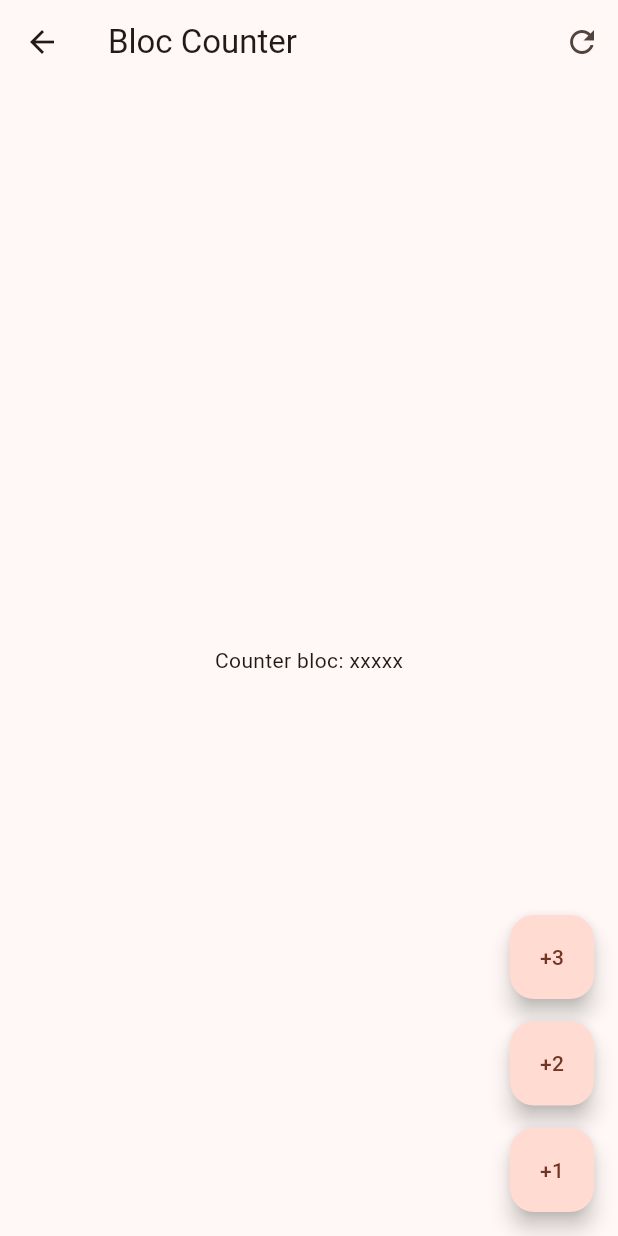
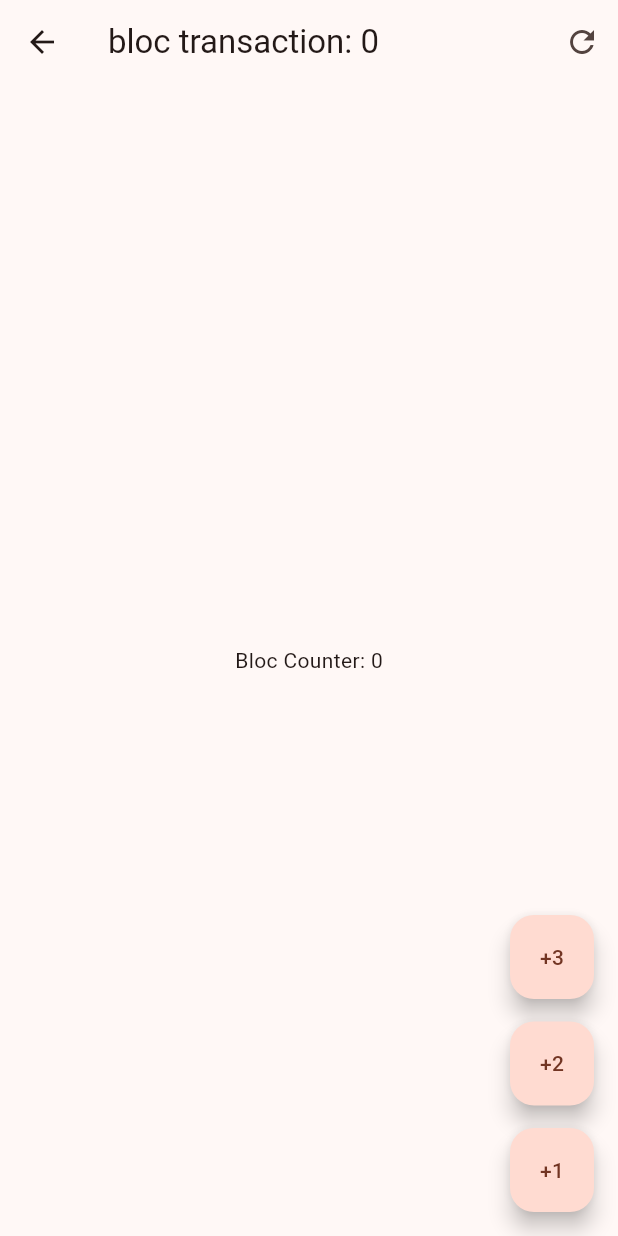
Before and after one commit to Hsodetz/forms_app, a Flutter app: the screen it shows after launch, after a tap on "Bloc", on a phone screen of 412 x 824 dp. Run offline on Flutter 3.47's test engine with Material 2 defaults, Android fonts, the phone set to English and light mode, and no system bars; our stand-ins replace equatable, flutter_bloc, go_router.

Commit message:
implementacion del counter reset

```diff
--- a/lib/presentation/blocs/counter_bloc/counter_bloc.dart
+++ b/lib/presentation/blocs/counter_bloc/counter_bloc.dart
@@ -7,6 +7,8 @@ part 'counter_state.dart';
 class CounterBloc extends Bloc<CounterEvent, CounterState> {
   CounterBloc() : super(const CounterState(counter: 0, transactionCount: 0)) {
     on<CounterIncreased>(_onCounterIncreased);
+    on<CounterReset>(_onCounterReset);
+
   }
 
   void _onCounterIncreased(CounterIncreased event, Emitter<CounterState> emit) {
@@ -15,4 +17,10 @@ class CounterBloc extends Bloc<CounterEvent, CounterState> {
       transactionCount: state.transactionCount + 1,
     ));
   }
+
+  void _onCounterReset(CounterReset event, Emitter<CounterState> emit) {
+    emit(state.copyWith(
+      counter: 0,
+    ));
+  }
 }
--- a/lib/presentation/blocs/counter_bloc/counter_event.dart
+++ b/lib/presentation/blocs/counter_bloc/counter_event.dart
@@ -13,5 +13,12 @@ class CounterIncreased extends CounterEvent {
 
   const CounterIncreased({required this.value});
 
+}
+
+class CounterReset extends CounterEvent {
+
+  final int counter;
+
+  const CounterReset({required this.counter});
 
 }
--- a/lib/presentation/screens/bloc_counter_screen.dart
+++ b/lib/presentation/screens/bloc_counter_screen.dart
@@ -1,24 +1,49 @@
 import 'package:flutter/material.dart';
+import 'package:flutter_bloc/flutter_bloc.dart';
+import 'package:forms_app/presentation/blocs/counter_bloc/counter_bloc.dart';
 
 class BlocCounterScreen extends StatelessWidget {
   const BlocCounterScreen({super.key});
 
   @override
   Widget build(BuildContext context) {
+    return BlocProvider(
+      create: (context) => CounterBloc(),
+      child: const _BlocCounterView(),
+    );
+  }
+}
+
+class _BlocCounterView extends StatelessWidget {
+  const _BlocCounterView();
+
+  void increaseCounterBy(BuildContext context, int value) {
+    final event = CounterIncreased(value: value);
+    context.read<CounterBloc>().add(event);
+  }
+
+  void resetCounter(BuildContext context) {
+    context.read<CounterBloc>().add(const CounterReset(counter: 0));
+  }
+
+  @override
+  Widget build(BuildContext context) {
     return Scaffold(
       appBar: AppBar(
-        title: const Text('Bloc Counter'),
+        title: context.select((CounterBloc counterBloc) {
+          return Text('bloc transaction: ${counterBloc.state.transactionCount}');
+        }),
         actions: [
           IconButton(
-            onPressed: () {
-
-            },
+            onPressed: () => resetCounter(context),
             icon: const Icon(Icons.refresh_outlined),
           ),
         ],
       ),
-      body: const Center(
-        child: Text('Counter bloc: xxxxx'),
+      body: Center(
+        child: context.select((CounterBloc counterBloc) {
+          return  Text('Bloc Counter: ${counterBloc.state.counter}');
+        }),
       ),
       floatingActionButton: Column(
         mainAxisAlignment: MainAxisAlignment.end,
@@ -26,7 +51,7 @@ class BlocCounterScreen extends StatelessWidget {
           FloatingActionButton(
             heroTag: 1,
             child: const Text('+3'),
-            onPressed: () {},
+            onPressed: () => increaseCounterBy(context, 3),
           ),
           const SizedBox(
             height: 15,
@@ -34,7 +59,7 @@ class BlocCounterScreen extends StatelessWidget {
           FloatingActionButton(
             heroTag: 2,
             child: const Text('+2'),
-            onPressed: () {},
+            onPressed: () => increaseCounterBy(context, 2),
           ),
           const SizedBox(
             height: 15,
@@ -42,7 +67,7 @@ class BlocCounterScreen extends StatelessWidget {
           FloatingActionButton(
             heroTag: 3,
             child: const Text('+1'),
-            onPressed: () {},
+            onPressed: () => increaseCounterBy(context, 1),
           ),
         ],
       ),
--- a/lib/presentation/screens/home_screen.dart
+++ b/lib/presentation/screens/home_screen.dart
@@ -22,6 +22,11 @@ class HomeScreen extends StatelessWidget {
             trailing: const Icon(Icons.arrow_forward_ios_outlined),
             onTap: () => context.push('/bloc'),
           ),
+
+          const Padding(
+            padding: EdgeInsets.symmetric(horizontal: 10),
+            child: Divider(),
+          )
         ],
       ),
     );
```
